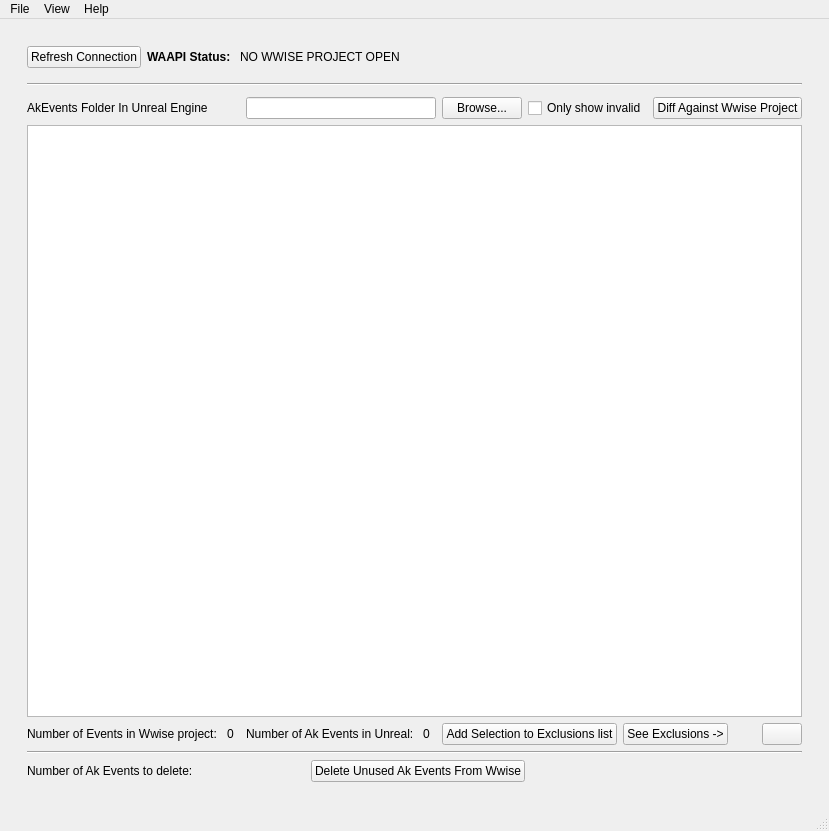
Above: src/ui/gui/MainWindow.ui from SoundsLikeJonny/wwise-ue-differ before the change. Below: the same form after it.
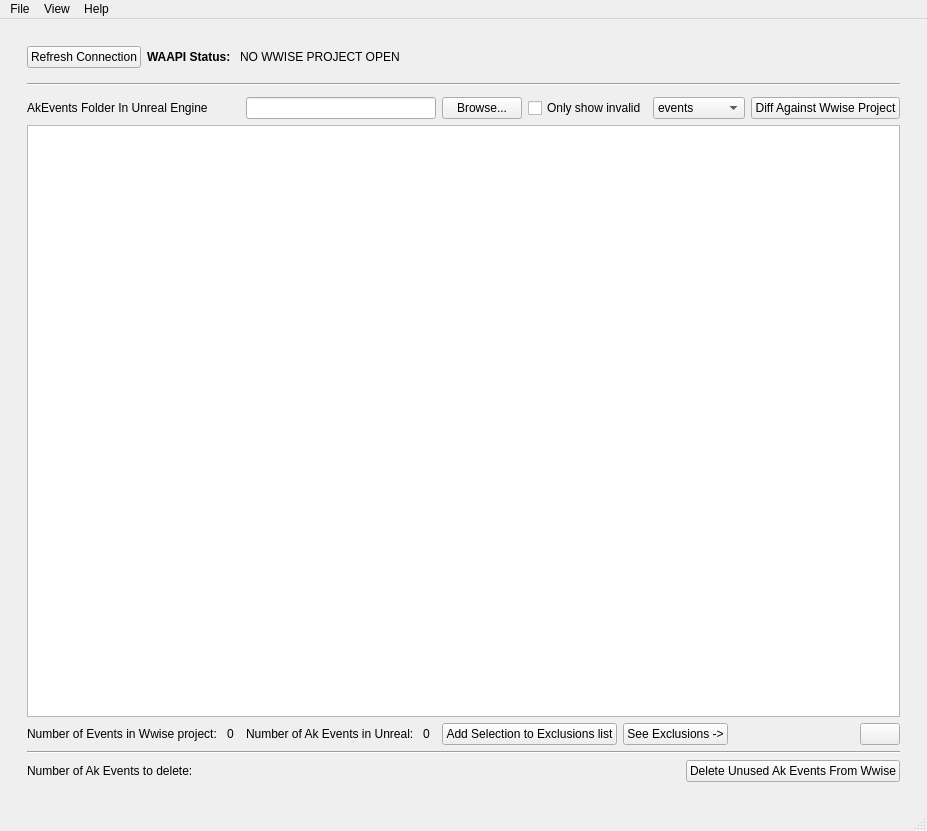
That is the form after the change. The open tabs and pages were chosen to show the change.

Diff of the .ui file:
```diff
--- a/src/ui/gui/MainWindow.ui
+++ b/src/ui/gui/MainWindow.ui
@@ -6,7 +6,7 @@
    <rect>
     <x>0</x>
     <y>0</y>
-    <width>791</width>
+    <width>848</width>
     <height>831</height>
    </rect>
   </property>
@@ -114,59 +114,10 @@
          </widget>
          <widget class="QWidget" name="page_main">
           <layout class="QGridLayout" name="gridLayout_3">
-           <item row="3" column="1" colspan="7">
-            <spacer name="verticalSpacer_2">
+           <item row="2" column="1" colspan="8">
+            <widget class="Line" name="line_2">
              <property name="orientation">
-              <enum>Qt::Vertical</enum>
-             </property>
-             <property name="sizeType">
-              <enum>QSizePolicy::Fixed</enum>
-             </property>
-             <property name="sizeHint" stdset="0">
-              <size>
-               <width>20</width>
-               <height>5</height>
-              </size>
-             </property>
-            </spacer>
-           </item>
-           <item row="10" column="3">
-            <layout class="QHBoxLayout" name="horizontalLayout_3">
-             <item>
-              <widget class="QLabel" name="label_4">
-               <property name="sizePolicy">
-                <sizepolicy hsizetype="Maximum" vsizetype="Preferred">
-                 <horstretch>0</horstretch>
-                 <verstretch>0</verstretch>
-                </sizepolicy>
-               </property>
-               <property name="text">
-                <string>Number of Ak Events in Unreal: </string>
-               </property>
-              </widget>
-             </item>
-             <item>
-              <widget class="QLabel" name="label_num_events_in_ue_project">
-               <property name="text">
-                <string>0</string>
-               </property>
-              </widget>
-             </item>
-            </layout>
-           </item>
-           <item row="5" column="1">
-            <widget class="QLabel" name="label_2">
-             <property name="sizePolicy">
-              <sizepolicy hsizetype="Fixed" vsizetype="Preferred">
-               <horstretch>0</horstretch>
-               <verstretch>0</verstretch>
-              </sizepolicy>
-             </property>
-             <property name="text">
-              <string>AkEvents Folder In Unreal Engine</string>
-             </property>
-             <property name="alignment">
-              <set>Qt::AlignLeading|Qt::AlignLeft|Qt::AlignVCenter</set>
+              <enum>Qt::Horizontal</enum>
              </property>
             </widget>
            </item>
@@ -186,113 +137,6 @@
              </property>
             </widget>
            </item>
-           <item row="5" column="3" colspan="2">
-            <widget class="QLineEdit" name="lineEdit_ak_events_folder_in_ue">
-             <property name="toolTip">
-              <string>For example [Path]/[To]/Content/Audio/Events</string>
-             </property>
-            </widget>
-           </item>
-           <item row="10" column="5" colspan="3">
-            <layout class="QHBoxLayout" name="horizontalLayout_4">
-             <item>
-              <widget class="QPushButton" name="pushButton_add_selection_to_exclusions">
-               <property name="text">
-                <string>Add Selection to Exclusions list</string>
-               </property>
-              </widget>
-             </item>
-             <item>
-              <widget class="QPushButton" name="pushButton_to_exclusions_page">
-               <property name="text">
-                <string>See Exclusions -&gt;</string>
-               </property>
-              </widget>
-             </item>
-             <item>
-              <spacer name="horizontalSpacer_2">
-               <property name="orientation">
-                <enum>Qt::Horizontal</enum>
-               </property>
-               <property name="sizeHint" stdset="0">
-                <size>
-                 <width>40</width>
-                 <height>20</height>
-                </size>
-               </property>
-              </spacer>
-             </item>
-             <item>
-              <widget class="QPushButton" name="pushButton_copy_list_to_clipboard">
-               <property name="sizePolicy">
-                <sizepolicy hsizetype="Maximum" vsizetype="Fixed">
-                 <horstretch>0</horstretch>
-                 <verstretch>0</verstretch>
-                </sizepolicy>
-               </property>
-               <property name="toolTip">
-                <string>Copy the list to the clipboard</string>
-               </property>
-               <property name="text">
-                <string/>
-               </property>
-              </widget>
-             </item>
-            </layout>
-           </item>
-           <item row="8" column="1" colspan="7">
-            <widget class="QListWidget" name="listWidget_ak_events"/>
-           </item>
-           <item row="10" column="1">
-            <layout class="QHBoxLayout" name="horizontalLayout_2">
-             <property name="bottomMargin">
-              <number>0</number>
-             </property>
-             <item>
-              <widget class="QLabel" name="label_3">
-               <property name="sizePolicy">
-                <sizepolicy hsizetype="Maximum" vsizetype="Preferred">
-                 <horstretch>0</horstretch>
-                 <verstretch>0</verstretch>
-                </sizepolicy>
-               </property>
-               <property name="text">
-                <string>Number of Events in Wwise project: </string>
-               </property>
-              </widget>
-             </item>
-             <item>
-              <widget class="QLabel" name="label_num_events_in_wwise_project">
-               <property name="text">
-                <string>0</string>
-               </property>
-              </widget>
-             </item>
-            </layout>
-           </item>
-           <item row="5" column="7">
-            <widget class="QPushButton" name="pushButton_diff_against_wwise_project">
-             <property name="sizePolicy">
-              <sizepolicy hsizetype="Maximum" vsizetype="Fixed">
-               <horstretch>0</horstretch>
-               <verstretch>0</verstretch>
-              </sizepolicy>
-             </property>
-             <property name="toolTip">
-              <string>Populate the table with info</string>
-             </property>
-             <property name="text">
-              <string>Diff Against Wwise Project</string>
-             </property>
-            </widget>
-           </item>
-           <item row="13" column="1" colspan="7">
-            <widget class="Line" name="line_3">
-             <property name="orientation">
-              <enum>Qt::Horizontal</enum>
-             </property>
-            </widget>
-           </item>
            <item row="5" column="6">
             <widget class="QCheckBox" name="checkBox_only_show_invalid">
              <property name="text">
@@ -300,72 +144,7 @@
              </property>
             </widget>
            </item>
-           <item row="15" column="1" colspan="7">
-            <layout class="QHBoxLayout" name="horizontalLayout_5">
-             <item>
-              <layout class="QHBoxLayout" name="horizontalLayout_6">
-               <property name="bottomMargin">
-                <number>0</number>
-               </property>
-               <item>
-                <widget class="QLabel" name="label_5">
-                 <property name="text">
-                  <string>Number of Ak Events to delete: </string>
-                 </property>
-                </widget>
-               </item>
-               <item>
-                <widget class="QLabel" name="label_number_of_events_to_delete">
-                 <property name="text">
-                  <string/>
-                 </property>
-                </widget>
-               </item>
-               <item>
-                <spacer name="horizontalSpacer_5">
-                 <property name="orientation">
-                  <enum>Qt::Horizontal</enum>
-                 </property>
-                 <property name="sizeHint" stdset="0">
-                  <size>
-                   <width>40</width>
-                   <height>20</height>
-                  </size>
-                 </property>
-                </spacer>
-               </item>
-              </layout>
-             </item>
-             <item>
-              <widget class="QPushButton" name="pushButton_delete_unused_ak_events">
-               <property name="text">
-                <string>Delete Unused Ak Events From Wwise</string>
-               </property>
-              </widget>
-             </item>
-             <item>
-              <spacer name="horizontalSpacer_4">
-               <property name="orientation">
-                <enum>Qt::Horizontal</enum>
-               </property>
-               <property name="sizeHint" stdset="0">
-                <size>
-                 <width>40</width>
-                 <height>20</height>
-                </size>
-               </property>
-              </spacer>
-             </item>
-            </layout>
-           </item>
-           <item row="2" column="1" colspan="7">
-            <widget class="Line" name="line_2">
-             <property name="orientation">
-              <enum>Qt::Horizontal</enum>
-             </property>
-            </widget>
-           </item>
-           <item row="0" column="1" colspan="7">
+           <item row="0" column="1" colspan="8">
             <layout class="QHBoxLayout" name="horizontalLayout">
              <property name="bottomMargin">
               <number>0</number>
@@ -433,7 +212,122 @@
              </item>
             </layout>
            </item>
-           <item row="1" column="1" colspan="7">
+           <item row="10" column="3">
+            <layout class="QHBoxLayout" name="horizontalLayout_3">
+             <item>
+              <widget class="QLabel" name="label_4">
+               <property name="sizePolicy">
+                <sizepolicy hsizetype="Maximum" vsizetype="Preferred">
+                 <horstretch>0</horstretch>
+                 <verstretch>0</verstretch>
+                </sizepolicy>
+               </property>
+               <property name="text">
+                <string>Number of Ak Events in Unreal: </string>
+               </property>
+              </widget>
+             </item>
+             <item>
+              <widget class="QLabel" name="label_num_events_in_ue_project">
+               <property name="text">
+                <string>0</string>
+               </property>
+              </widget>
+             </item>
+            </layout>
+           </item>
+           <item row="15" column="1" colspan="8">
+            <layout class="QHBoxLayout" name="horizontalLayout_5">
+             <item>
+              <layout class="QHBoxLayout" name="horizontalLayout_6">
+               <property name="bottomMargin">
+                <number>0</number>
+               </property>
+               <item>
+                <widget class="QLabel" name="label_5">
+                 <property name="text">
+                  <string>Number of Ak Events to delete: </string>
+                 </property>
+                </widget>
+               </item>
+               <item>
+                <widget class="QLabel" name="label_number_of_events_to_delete">
+                 <property name="text">
+                  <string/>
+                 </property>
+                </widget>
+               </item>
+               <item>
+                <spacer name="horizontalSpacer_5">
+                 <property name="orientation">
+                  <enum>Qt::Horizontal</enum>
+                 </property>
+                 <property name="sizeHint" stdset="0">
+                  <size>
+                   <width>40</width>
+                   <height>20</height>
+                  </size>
+                 </property>
+                </spacer>
+               </item>
+              </layout>
+             </item>
+             <item>
+              <widget class="QPushButton" name="pushButton_delete_unused_ak_events">
+               <property name="text">
+                <string>Delete Unused Ak Events From Wwise</string>
+               </property>
+              </widget>
+             </item>
+            </layout>
+           </item>
+           <item row="10" column="1">
+            <layout class="QHBoxLayout" name="horizontalLayout_2">
+             <property name="bottomMargin">
+              <number>0</number>
+             </property>
+             <item>
+              <widget class="QLabel" name="label_3">
+               <property name="sizePolicy">
+                <sizepolicy hsizetype="Maximum" vsizetype="Preferred">
+                 <horstretch>0</horstretch>
+                 <verstretch>0</verstretch>
+                </sizepolicy>
+               </property>
+               <property name="text">
+                <string>Number of Events in Wwise project: </string>
+               </property>
+              </widget>
+             </item>
+             <item>
+              <widget class="QLabel" name="label_num_events_in_wwise_project">
+               <property name="text">
+                <string>0</string>
+               </property>
+              </widget>
+             </item>
+            </layout>
+           </item>
+           <item row="5" column="8">
+            <widget class="QPushButton" name="pushButton_diff_against_wwise_project">
+             <property name="sizePolicy">
+              <sizepolicy hsizetype="Maximum" vsizetype="Fixed">
+               <horstretch>0</horstretch>
+               <verstretch>0</verstretch>
+              </sizepolicy>
+             </property>
+             <property name="toolTip">
+              <string>Populate the table with info</string>
+             </property>
+             <property name="text">
+              <string>Diff Against Wwise Project</string>
+             </property>
+            </widget>
+           </item>
+           <item row="8" column="1" colspan="8">
+            <widget class="QListWidget" name="listWidget_ak_events"/>
+           </item>
+           <item row="1" column="1" colspan="8">
             <widget class="Line" name="line">
              <property name="lineWidth">
               <number>0</number>
@@ -446,6 +340,118 @@
              </property>
             </widget>
            </item>
+           <item row="10" column="5" colspan="4">
+            <layout class="QHBoxLayout" name="horizontalLayout_4">
+             <item>
+              <widget class="QPushButton" name="pushButton_add_selection_to_exclusions">
+               <property name="text">
+                <string>Add Selection to Exclusions list</string>
+               </property>
+              </widget>
+             </item>
+             <item>
+              <widget class="QPushButton" name="pushButton_to_exclusions_page">
+               <property name="text">
+                <string>See Exclusions -&gt;</string>
+               </property>
+              </widget>
+             </item>
+             <item>
+              <spacer name="horizontalSpacer_2">
+               <property name="orientation">
+                <enum>Qt::Horizontal</enum>
+               </property>
+               <property name="sizeHint" stdset="0">
+                <size>
+                 <width>40</width>
+                 <height>20</height>
+                </size>
+               </property>
+              </spacer>
+             </item>
+             <item>
+              <widget class="QPushButton" name="pushButton_copy_list_to_clipboard">
+               <property name="sizePolicy">
+                <sizepolicy hsizetype="Maximum" vsizetype="Fixed">
+                 <horstretch>0</horstretch>
+                 <verstretch>0</verstretch>
+                </sizepolicy>
+               </property>
+               <property name="toolTip">
+                <string>Copy the list to the clipboard</string>
+               </property>
+               <property name="text">
+                <string/>
+               </property>
+              </widget>
+             </item>
+            </layout>
+           </item>
+           <item row="5" column="1">
+            <widget class="QLabel" name="label_2">
+             <property name="sizePolicy">
+              <sizepolicy hsizetype="Fixed" vsizetype="Preferred">
+               <horstretch>0</horstretch>
+               <verstretch>0</verstretch>
+              </sizepolicy>
+             </property>
+             <property name="text">
+              <string>AkEvents Folder In Unreal Engine</string>
+             </property>
+             <property name="alignment">
+              <set>Qt::AlignLeading|Qt::AlignLeft|Qt::AlignVCenter</set>
+             </property>
+            </widget>
+           </item>
+           <item row="5" column="3" colspan="2">
+            <widget class="QLineEdit" name="lineEdit_ak_events_folder_in_ue">
+             <property name="toolTip">
+              <string>For example [Path]/[To]/Content/Audio/Events</string>
+             </property>
+            </widget>
+           </item>
+           <item row="13" column="1" colspan="8">
+            <widget class="Line" name="line_3">
+             <property name="orientation">
+              <enum>Qt::Horizontal</enum>
+             </property>
+            </widget>
+           </item>
+           <item row="3" column="1" colspan="8">
+            <spacer name="verticalSpacer_2">
+             <property name="orientation">
+              <enum>Qt::Vertical</enum>
+             </property>
+             <property name="sizeType">
+              <enum>QSizePolicy::Fixed</enum>
+             </property>
+             <property name="sizeHint" stdset="0">
+              <size>
+               <width>20</width>
+               <height>5</height>
+              </size>
+             </property>
+            </spacer>
+           </item>
+           <item row="5" column="7">
+            <widget class="QComboBox" name="comboBox_diff_type">
+             <item>
+              <property name="text">
+               <string>events</string>
+              </property>
+             </item>
+             <item>
+              <property name="text">
+               <string>aux busses</string>
+              </property>
+             </item>
+             <item>
+              <property name="text">
+               <string>busses</string>
+              </property>
+             </item>
+            </widget>
+           </item>
           </layout>
          </widget>
          <widget class="QWidget" name="page">
@@ -501,7 +507,7 @@
     <rect>
      <x>0</x>
      <y>0</y>
-     <width>791</width>
+     <width>848</width>
      <height>21</height>
     </rect>
    </property>
```
Left out of the diff: 2 changed lines with no effect on the pictures.
